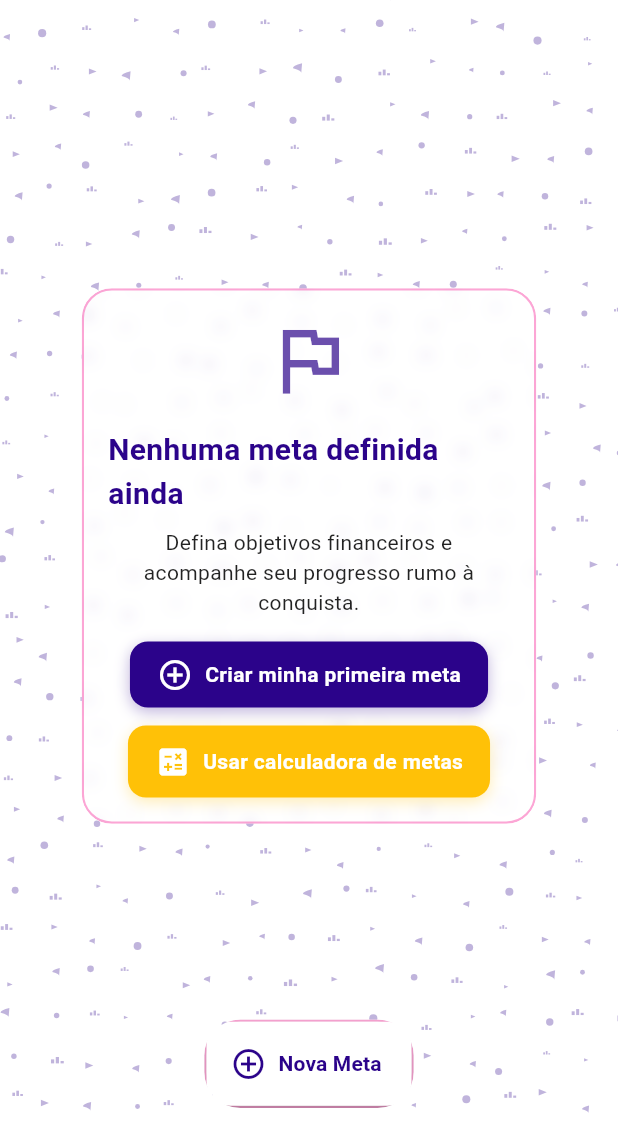
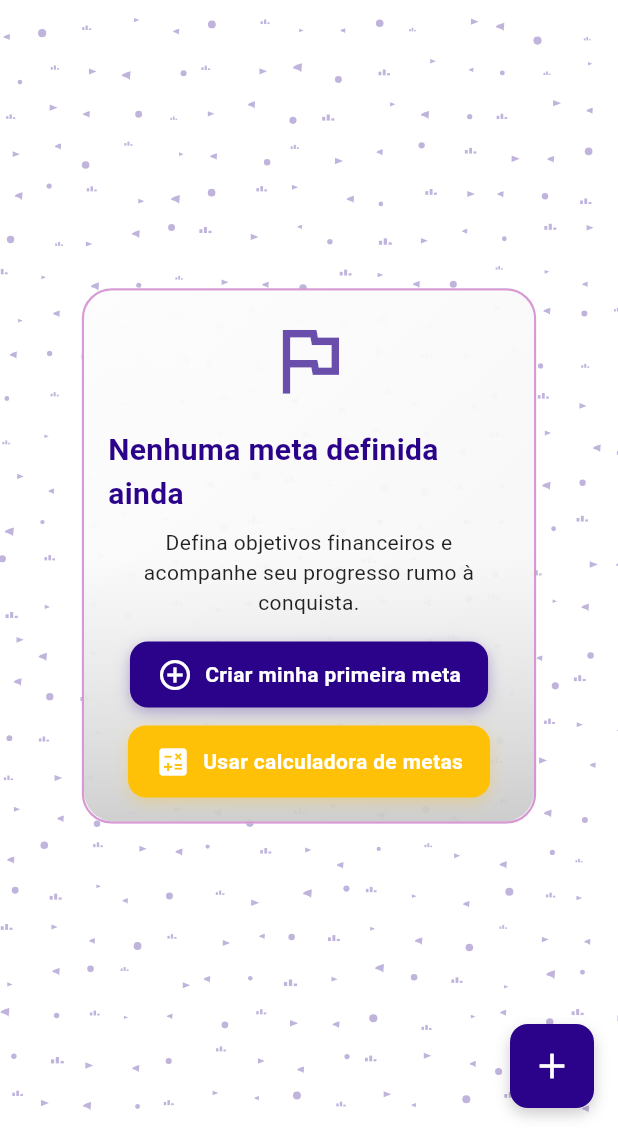
Before and after one commit to jhonnylucius/economize, a Flutter app: the GoalsScreen screen opened by its route, on a phone screen of 412 x 824 dp, the part 104-1236 px from its top. Run offline on Flutter 3.47's test engine with Material 3 defaults, Android fonts, the phone set to English and light mode, and no system bars; our stand-ins replace fl_chart, flutter_local_notifications, logger, mask_text_input_formatter, pdf, percent_indicator and 6 more; accounts and stored records are empty.

Commit message:
feat: Adiciona efeito de vidro fosco e aprimora o botão flutuante na tela de metas

```diff
--- a/lib/screen/goals_screen.dart
+++ b/lib/screen/goals_screen.dart
@@ -14,6 +14,7 @@ import 'package:intl/intl.dart';
 import 'package:logger/logger.dart';
 import 'package:percent_indicator/circular_percent_indicator.dart';
 import 'dart:math' as math;
+import 'package:economize/theme/theme_manager.dart';
 
 import 'package:uuid/uuid.dart';
 
@@ -91,6 +92,7 @@ class _GoalsScreenState extends State<GoalsScreen>
   @override
   Widget build(BuildContext context) {
     final theme = Theme.of(context);
+    final themeManager = ThemeManager();
 
     return ResponsiveScreen(
       appBar: AppBar(
@@ -133,28 +135,36 @@ class _GoalsScreenState extends State<GoalsScreen>
       backgroundColor: Colors.white, // Sempre fundo branco
       floatingActionButton: ScaleAnimation.bounceIn(
         delay: const Duration(milliseconds: 300),
-        child: GlassContainer(
-          borderRadius: 24,
-          blur: 10,
-          opacity: 0.2,
-          child: FloatingActionButton.extended(
-            onPressed: _addNewGoal,
-            icon: Icon(
-              Icons.add_circle_outline,
-              color: theme.colorScheme.primary,
-            ),
-            label: Text(
-              'Nova Meta',
-              style: TextStyle(
-                color: theme.colorScheme.primary,
-                fontWeight: FontWeight.bold,
-              ),
-            ),
-            backgroundColor: Colors.white,
+        child: Container(
+          width: 56,
+          height: 56,
+          decoration: BoxDecoration(
+            color: themeManager.getTipCardTextColor(), // ✅ COR DE FUNDO
+            borderRadius: BorderRadius.circular(12), // ✅ QUADRADO ARREDONDADO
+            boxShadow: [
+              BoxShadow(
+                color: Colors.black.withValues(alpha: 0.2),
+                blurRadius: 8,
+                offset: const Offset(0, 4),
+              ),
+            ],
+          ),
+          child: Material(
+            color: Colors.transparent,
+            child: InkWell(
+              onTap: _addNewGoal,
+              borderRadius: BorderRadius.circular(12),
+              child: Icon(
+                Icons.add, // ✅ ÍCONE + SIMPLES
+                color:
+                    themeManager.getTipCardBackgroundColor(), // ✅ COR DO ÍCONE
+                size: 28,
+              ),
+            ),
           ),
         ),
       ),
-      floatingActionButtonLocation: FloatingActionButtonLocation.centerFloat,
+      floatingActionButtonLocation: FloatingActionButtonLocation.endFloat,
       child: Stack(
         children: [
           // Background pattern
@@ -245,6 +255,7 @@ class _GoalsScreenState extends State<GoalsScreen>
           backgroundColor: Colors.transparent,
           elevation: 0,
           child: GlassContainer(
+            frostedEffect: true,
             blur: 10,
             opacity: 0.2,
             borderRadius: 24,
@@ -570,6 +581,7 @@ class _GoalsScreenState extends State<GoalsScreen>
       child: FadeAnimation(
         child: ScaleAnimation(
           child: GlassContainer(
+            frostedEffect: true,
             blur: 5,
             opacity: 0.1,
             borderRadius: 20,
@@ -717,6 +729,7 @@ class _GoalsScreenState extends State<GoalsScreen>
       onPress: () => _showGoalDetails(goal),
       pressedScale: 0.98,
       child: GlassContainer(
+        frostedEffect: true,
         borderRadius: 20,
         blur: 5,
         opacity: 0.08,
@@ -1206,6 +1219,7 @@ class _GoalsScreenState extends State<GoalsScreen>
     required ThemeData theme,
   }) {
     return GlassContainer(
+      frostedEffect: true,
       blur: 3,
       opacity: 0.05,
       borderRadius: 16,
```
